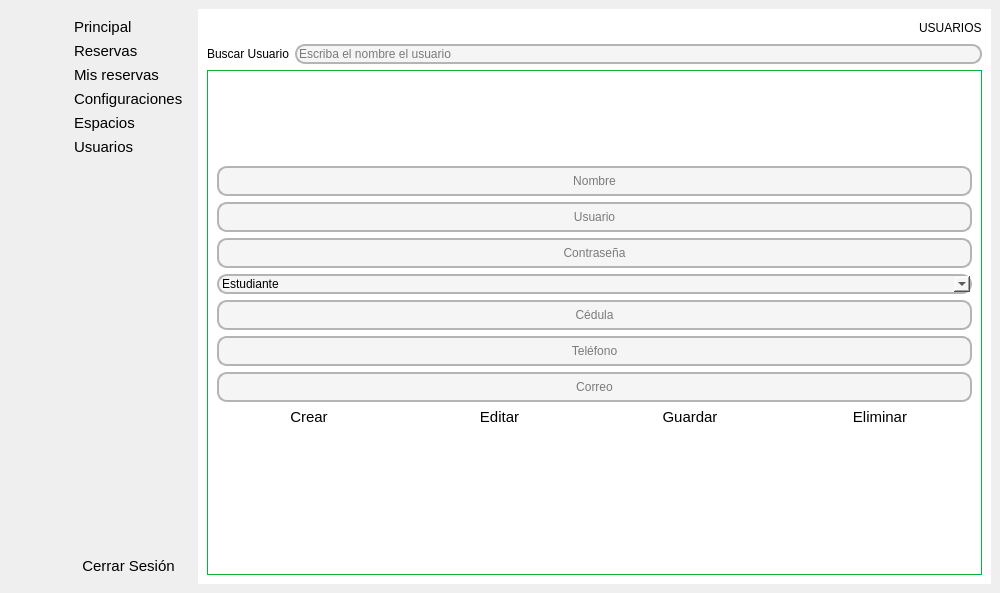
Old version of the form frontend/vistas/nuevoUsuario/nuevoUsuario.ui in the repository Johnatanvq/pooAPP.
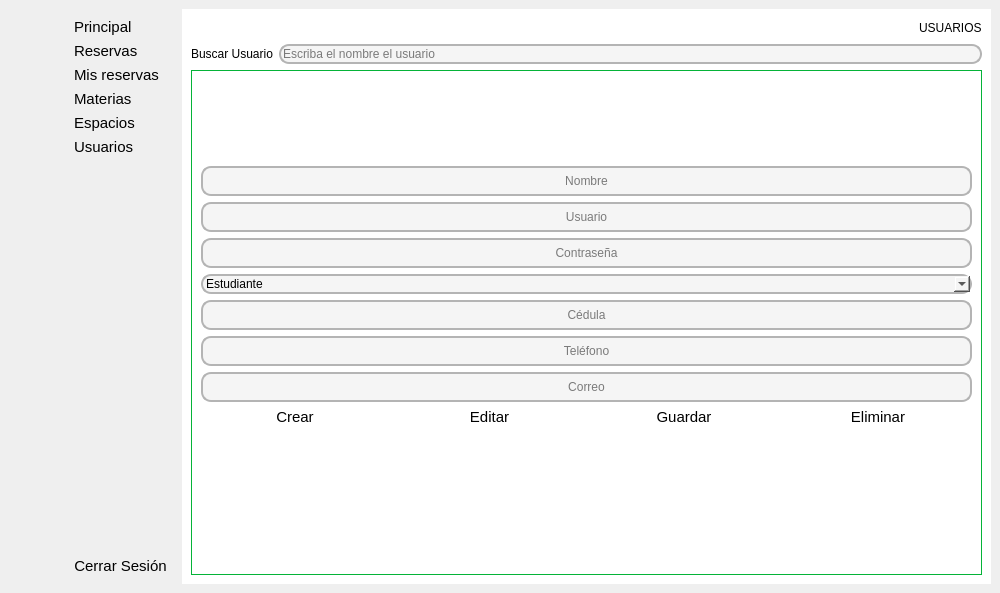
New version of the form. Icons and pictures are not drawn.

Commit message: corección label 'Materias'

Patch:
```diff
--- a/frontend/vistas/nuevoUsuario/nuevoUsuario.ui
+++ b/frontend/vistas/nuevoUsuario/nuevoUsuario.ui
@@ -715,7 +715,7 @@
 }</string>
          </property>
          <property name="text">
-          <string>Configuraciones</string>
+          <string>Materias</string>
          </property>
          <property name="icon">
           <iconset>
```
The commit also changes 4 other files.
